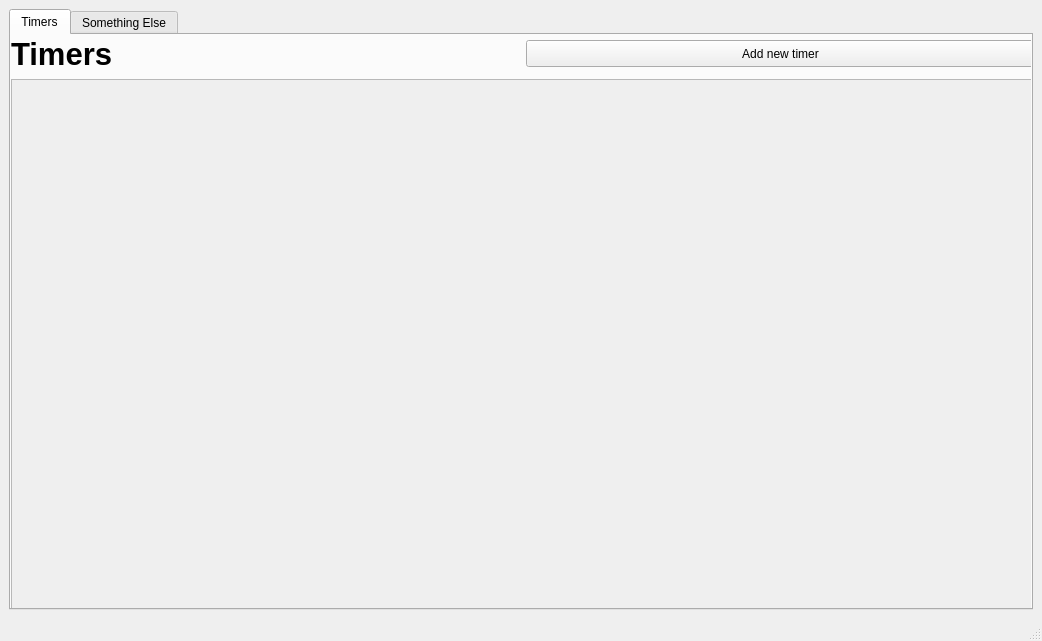
First picture: the form in mainwindow.ui, repository MikeParadox/study_timer, before the edit.
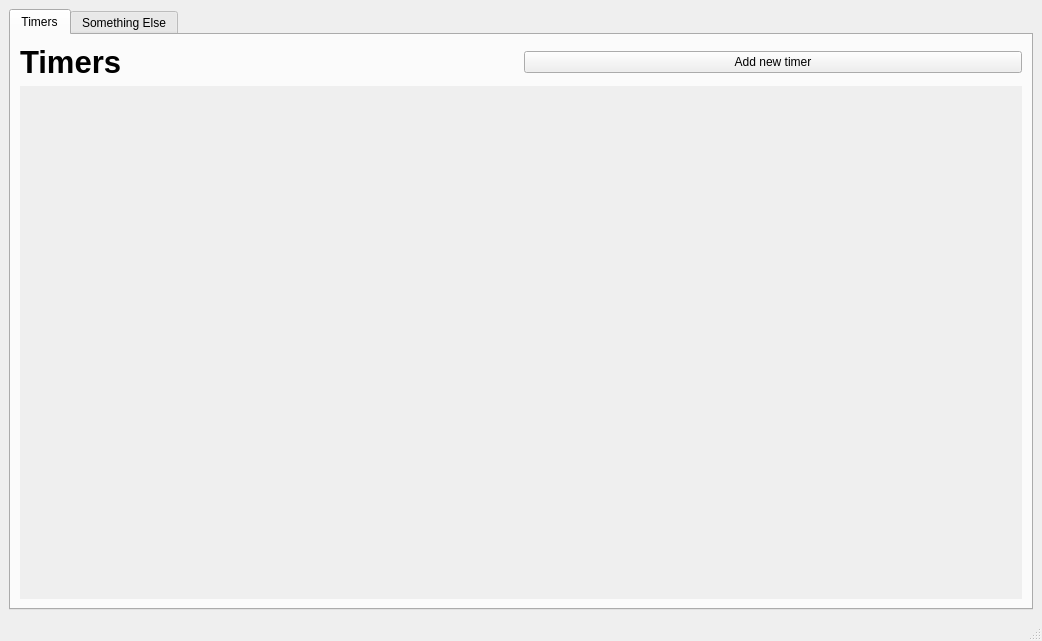
Second picture: the form after the edit.

Commit message: UI changes: Fixed size for timers, added scrolling

```diff
--- a/mainwindow.ui
+++ b/mainwindow.ui
@@ -17,8 +17,8 @@
    <property name="enabled">
     <bool>true</bool>
    </property>
-   <layout class="QGridLayout" name="gridLayout">
-    <item row="0" column="0">
+   <layout class="QVBoxLayout" name="verticalLayout">
+    <item>
      <widget class="QTabWidget" name="tabWidget">
       <property name="currentIndex">
        <number>0</number>
@@ -27,15 +27,9 @@
        <attribute name="title">
         <string>Timers</string>
        </attribute>
+       <layout class="QGridLayout" name="gridLayout">
+        <item row="0" column="0">
        <widget class="QLabel" name="label">
-        <property name="geometry">
-         <rect>
-          <x>0</x>
-          <y>0</y>
-          <width>509</width>
-          <height>38</height>
-         </rect>
-        </property>
         <property name="font">
          <font>
           <pointsize>23</pointsize>
@@ -47,30 +41,21 @@
          <string>Timers</string>
         </property>
        </widget>
+        </item>
+        <item row="0" column="1">
        <widget class="QPushButton" name="addTimerButton">
-        <property name="geometry">
-         <rect>
-          <x>515</x>
-          <y>5</y>
-          <width>509</width>
-          <height>27</height>
-         </rect>
-        </property>
         <property name="text">
          <string>Add new timer</string>
         </property>
        </widget>
+        </item>
+        <item row="1" column="0" colspan="2">
        <widget class="QScrollArea" name="scrollArea">
         <property name="enabled">
          <bool>true</bool>
         </property>
-        <property name="geometry">
-         <rect>
-          <x>0</x>
-          <y>44</y>
-          <width>1024</width>
-          <height>531</height>
-         </rect>
+          <property name="frameShape">
+           <enum>QFrame::NoFrame</enum>
         </property>
         <property name="widgetResizable">
          <bool>true</bool>
@@ -80,13 +65,15 @@
           <rect>
            <x>0</x>
            <y>0</y>
-           <width>1022</width>
-           <height>529</height>
+             <width>1002</width>
+             <height>480</height>
           </rect>
          </property>
          <layout class="QVBoxLayout" name="verticalLayout_2"/>
         </widget>
        </widget>
+        </item>
+       </layout>
       </widget>
       <widget class="QWidget" name="somethingElseTab">
        <attribute name="title">
```
Lines whose indentation alone changed are shown as unchanged. The commit also changes 2 other files.
